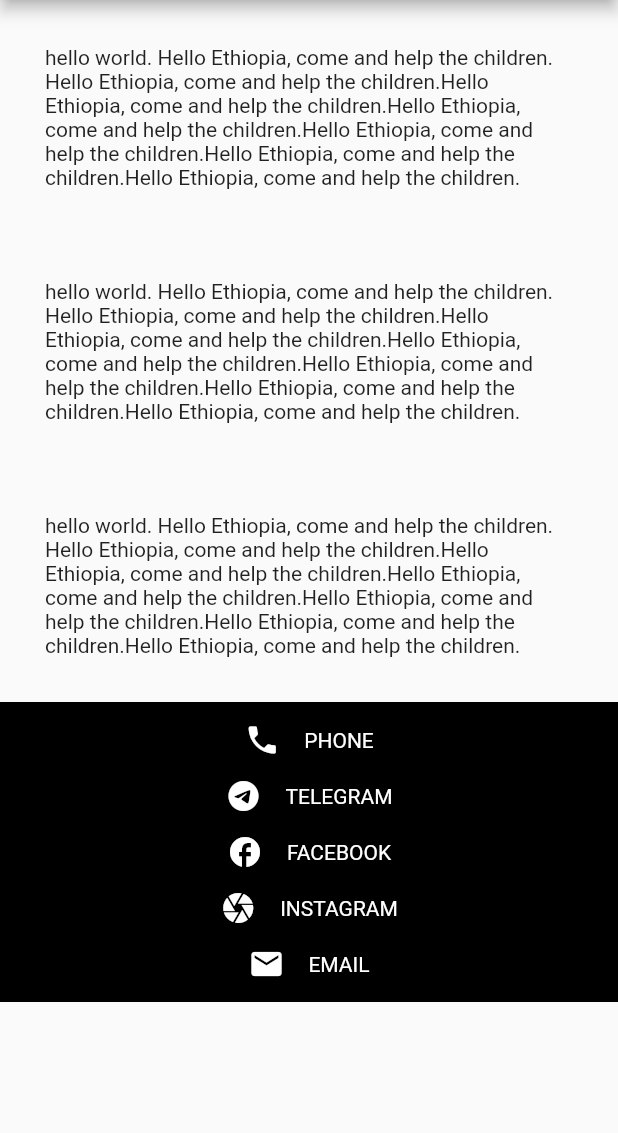
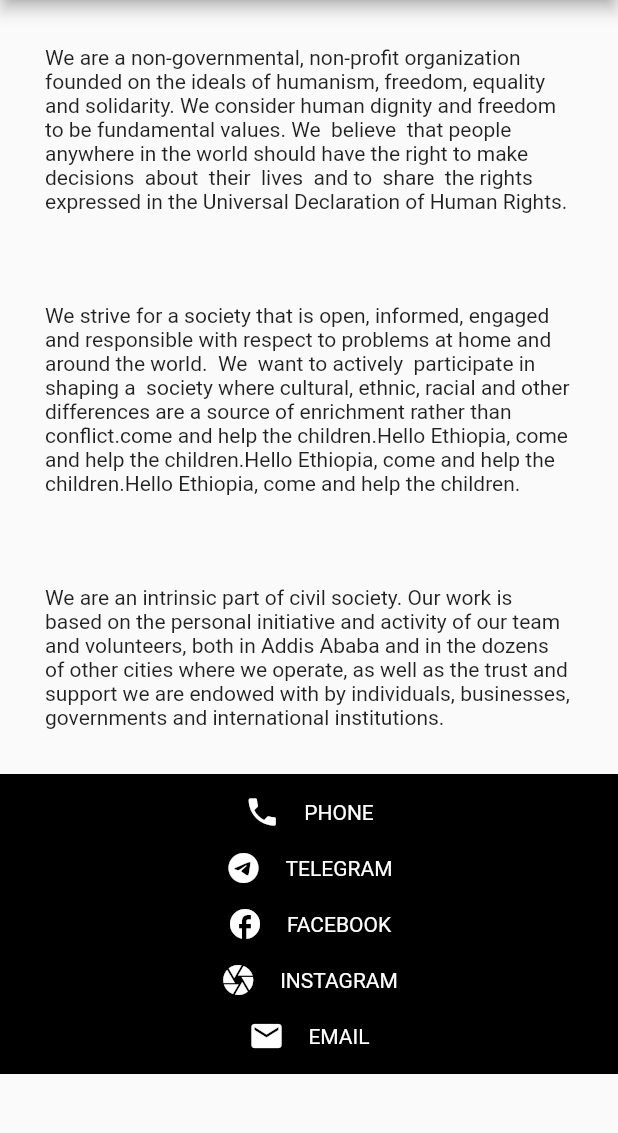
Before and after one commit to TesfayeAdugna/Erdata-App, a Flutter app: the About screen opened by its route, on a phone screen of 412 x 824 dp, the part 84-1217 px from its top. Run offline on Flutter 3.47's test engine with Material 2 defaults, Android fonts, the phone set to English and light mode, and no system bars; our stand-ins replace dropdown_button2, equatable, flutter_bloc, go_router.

Commit message:
updting about page

```diff
--- a/frontend/lib/erdata/screens/about.dart
+++ b/frontend/lib/erdata/screens/about.dart
@@ -46,33 +46,31 @@ class About extends StatelessWidget {
           ],
         ),
       ),
-
-
       body: SingleChildScrollView(
         child: Column(
           children: [
             Container(
-
               child: Column(
                 crossAxisAlignment: CrossAxisAlignment.start,
                 children: [
                   Container(
                     margin: EdgeInsets.all(20),
                     padding: EdgeInsets.all(10),
-                  child: Text("hello world. Hello Ethiopia, come and help the children. Hello Ethiopia, come and help the children.Hello Ethiopia, come and help the children.Hello Ethiopia, come and help the children.Hello Ethiopia, come and help the children.Hello Ethiopia, come and help the children.Hello Ethiopia, come and help the children."),
+                    child: Text(
+                        "We are a non-governmental, non-profit organization founded on the ideals of humanism, freedom, equality and solidarity. We consider human dignity and freedom to be fundamental values. We  believe  that people anywhere in the world should have the right to make  decisions  about  their  lives  and to  share  the rights expressed in the Universal Declaration of Human Rights."),
                   ),
                   Container(
                     margin: EdgeInsets.all(20),
                     padding: EdgeInsets.all(10),
-                  child: Text("hello world. Hello Ethiopia, come and help the children. Hello Ethiopia, come and help the children.Hello Ethiopia, come and help the children.Hello Ethiopia, come and help the children.Hello Ethiopia, come and help the children.Hello Ethiopia, come and help the children.Hello Ethiopia, come and help the children."),
+                    child: Text(
+                        "We strive for a society that is open, informed, engaged and responsible with respect to problems at home and around the world.  We  want to actively  participate in  shaping a  society where cultural, ethnic, racial and other differences are a source of enrichment rather than conflict.come and help the children.Hello Ethiopia, come and help the children.Hello Ethiopia, come and help the children.Hello Ethiopia, come and help the children."),
                   ),
                   Container(
                     margin: EdgeInsets.all(20),
                     padding: EdgeInsets.all(10),
-                  child: Text("hello world. Hello Ethiopia, come and help the children. Hello Ethiopia, come and help the children.Hello Ethiopia, come and help the children.Hello Ethiopia, come and help the children.Hello Ethiopia, come and help the children.Hello Ethiopia, come and help the children.Hello Ethiopia, come and help the children."),
+                    child: Text(
+                        "We are an intrinsic part of civil society. Our work is based on the personal initiative and activity of our team and volunteers, both in Addis Ababa and in the dozens of other cities where we operate, as well as the trust and support we are endowed with by individuals, businesses, governments and international institutions."),
                   ),
-
-
                 ],
               ),
             ),
@@ -179,8 +177,7 @@ class About extends StatelessWidget {
                           String EmailAddress = 'arunokijonathan@gmail.com';
                           String EmailSubject =
                               " Erdata app, comments and Questions";
-                            String EmailBody =
-                                " Dear Erdata App Developers, \n";
+                          String EmailBody = " Dear Erdata App Developers, \n";
 
                           String EmailUrl =
                               "mailto: $EmailAddress?subject=$EmailSubject&body=$EmailBody";
@@ -209,7 +206,6 @@ class About extends StatelessWidget {
             ),
           ],
         ),
-
       ),
       drawer: const DrawerExtends(
         color: Colors.black,
```
Lines whose indentation alone changed are shown as unchanged.
